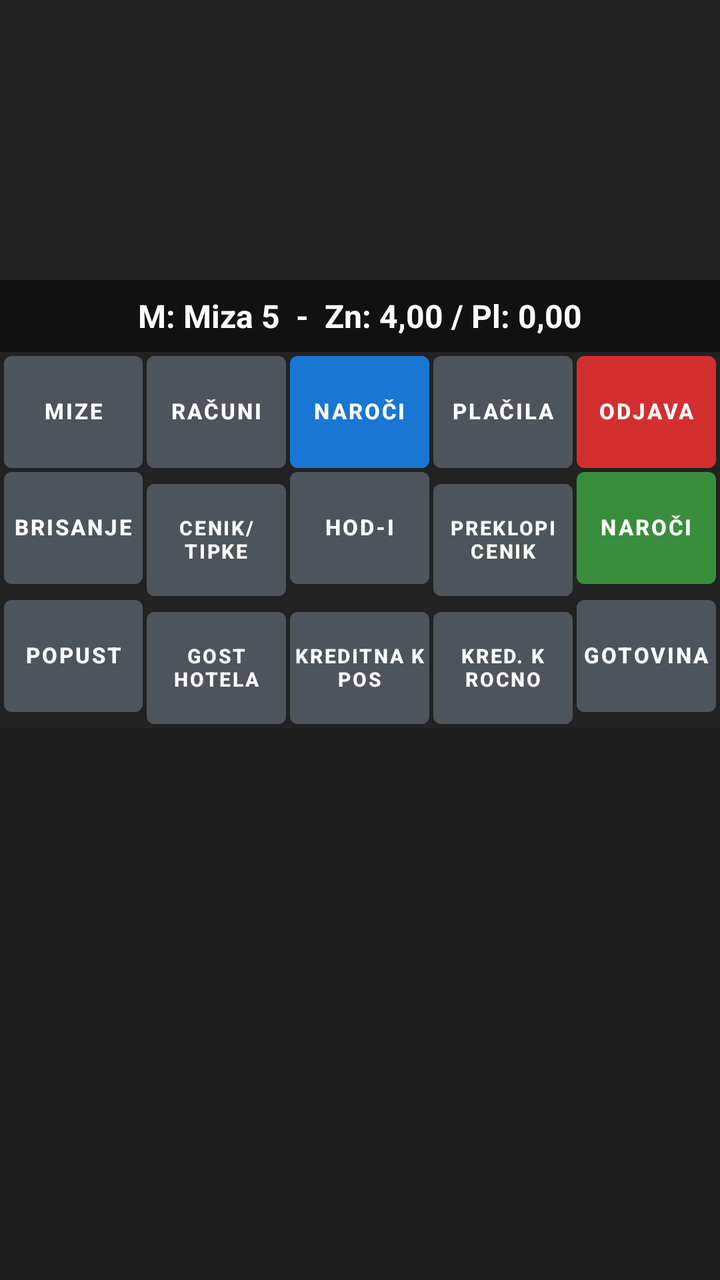
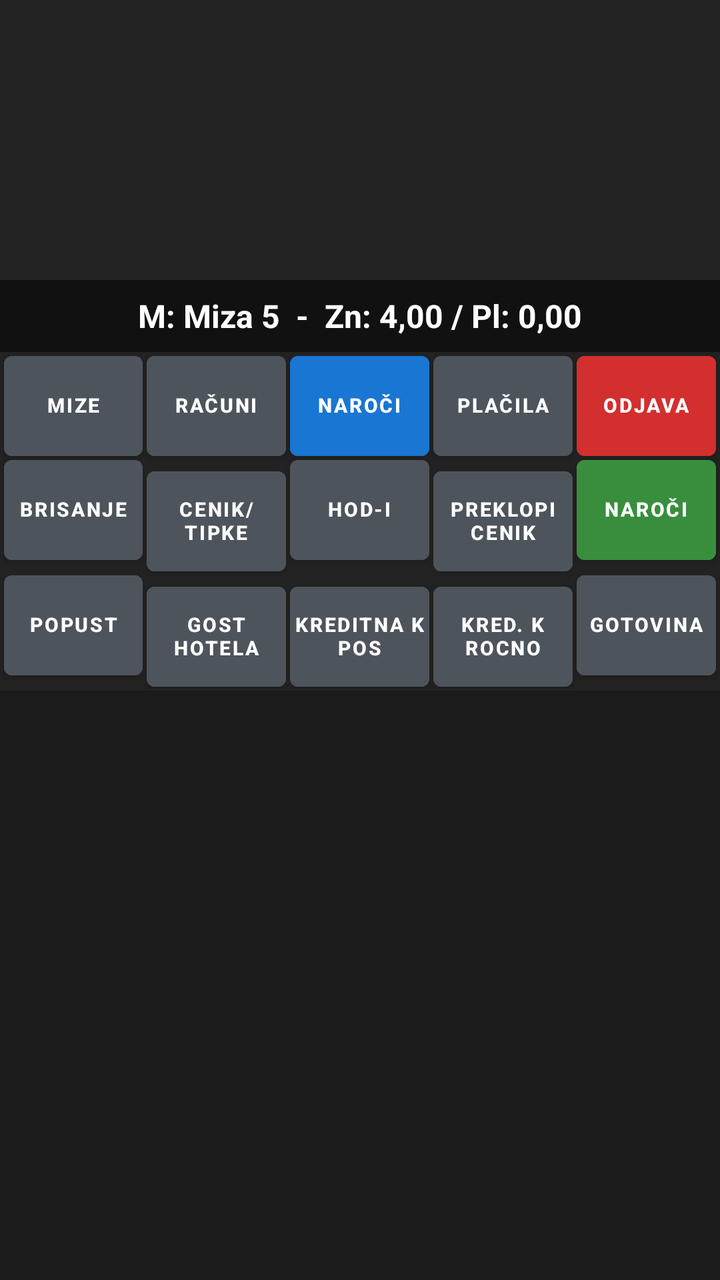

Compare the two renders of this Android layout. The source of the first and the diff that turns it into the second are given below.
<!-- AndroidManifest.xml: application theme Theme.RosKasa -->
<!-- res/layout/fragment_narocila.xml -->
<?xml version="1.0" encoding="utf-8"?>
<LinearLayout xmlns:android="http://schemas.android.com/apk/res/android"
    xmlns:app="http://schemas.android.com/apk/res-auto"
    android:layout_width="match_parent"
    android:layout_height="match_parent"
    android:orientation="vertical"
    android:background="@color/pos_bg_dark">

    
    <androidx.recyclerview.widget.RecyclerView
        android:id="@+id/rvNarociloItems"
        android:layout_width="match_parent"
        android:layout_height="140dp"
        android:padding="2dp"
        android:background="#222222" />

    
    <TextView
        android:id="@+id/tvMizaStatus"
        android:layout_width="match_parent"
        android:layout_height="36dp"
        android:background="#111111"
        android:gravity="center"
        android:textColor="#FFFFFF"
        android:textSize="16sp"
        android:textStyle="bold"
        android:text="M: Miza 5  -  Zn: 4,00 / Pl: 0,00" />

    
    <GridLayout
        android:layout_width="match_parent"
        android:layout_height="wrap_content"
        android:columnCount="5"
        android:rowCount="3"
        android:alignmentMode="alignBounds"
        android:useDefaultMargins="false"
        android:padding="1dp">

        
        <com.google.android.material.button.MaterialButton
            android:id="@+id/btnNavMize"
            style="@style/PosButtonStyle"
            android:layout_width="0dp"
            android:layout_height="56dp"
            android:layout_columnWeight="1"
            android:backgroundTint="@color/pos_btn_normal"
            android:text="@string/btn_mize"
            android:textColor="#FFFFFF" />

        <com.google.android.material.button.MaterialButton
            android:id="@+id/btnNavRacuni"
            style="@style/PosButtonStyle"
            android:layout_width="0dp"
            android:layout_height="56dp"
            android:layout_columnWeight="1"
            android:backgroundTint="@color/pos_btn_normal"
            android:text="@string/btn_racuni"
            android:textColor="#FFFFFF" />

        <com.google.android.material.button.MaterialButton
            android:id="@+id/btnNavNarociSelf"
            style="@style/PosButtonStyle"
            android:layout_width="0dp"
            android:layout_height="56dp"
            android:layout_columnWeight="1"
            android:backgroundTint="@color/pos_accent_blue"
            android:text="@string/btn_naroci"
            android:textColor="#FFFFFF" />

        <com.google.android.material.button.MaterialButton
            android:id="@+id/btnNavPlacila"
            style="@style/PosButtonStyle"
            android:layout_width="0dp"
            android:layout_height="56dp"
            android:layout_columnWeight="1"
            android:backgroundTint="@color/pos_btn_normal"
            android:text="@string/btn_placila"
            android:textColor="#FFFFFF" />

        <com.google.android.material.button.MaterialButton
            android:id="@+id/btnOdjava"
            style="@style/PosButtonStyle"
            android:layout_width="0dp"
            android:layout_height="56dp"
            android:layout_columnWeight="1"
            android:backgroundTint="@color/pos_accent_red"
            android:text="@string/btn_odjava"
            android:textColor="#FFFFFF" />

        
        <com.google.android.material.button.MaterialButton
            android:id="@+id/btnBrisanje"
            style="@style/PosButtonStyle"
            android:layout_width="0dp"
            android:layout_height="56dp"
            android:layout_columnWeight="1"
            android:backgroundTint="@color/pos_btn_normal"
            android:text="Brisanje"
            android:textColor="#FFFFFF" />

        <com.google.android.material.button.MaterialButton
            android:id="@+id/btnCenikTipke"
            style="@style/PosButtonStyle"
            android:layout_width="0dp"
            android:layout_height="56dp"
            android:layout_columnWeight="1"
            android:backgroundTint="@color/pos_btn_normal"
            android:text="CENIK/\nTIPKE"
            android:textColor="#FFFFFF"
            android:textSize="10sp" />

        <com.google.android.material.button.MaterialButton
            android:id="@+id/btnHodi"
            style="@style/PosButtonStyle"
            android:layout_width="0dp"
            android:layout_height="56dp"
            android:layout_columnWeight="1"
            android:backgroundTint="@color/pos_btn_normal"
            android:text="Hod-i"
            android:textColor="#FFFFFF" />

        <com.google.android.material.button.MaterialButton
            android:id="@+id/btnPreklopiCenik"
            style="@style/PosButtonStyle"
            android:layout_width="0dp"
            android:layout_height="56dp"
            android:layout_columnWeight="1"
            android:backgroundTint="@color/pos_btn_normal"
            android:text="PREKLOPI\nCENIK"
            android:textColor="#FFFFFF"
            android:textSize="10sp" />

        <com.google.android.material.button.MaterialButton
            android:id="@+id/btnNarociPost"
            style="@style/PosButtonStyle"
            android:layout_width="0dp"
            android:layout_height="56dp"
            android:layout_columnWeight="1"
            android:backgroundTint="@color/pos_accent_green"
            android:text="NAROČI"
            android:textColor="#FFFFFF" />

        
        <com.google.android.material.button.MaterialButton
            android:id="@+id/btnPopust"
            style="@style/PosButtonStyle"
            android:layout_width="0dp"
            android:layout_height="56dp"
            android:layout_columnWeight="1"
            android:backgroundTint="@color/pos_btn_normal"
            android:text="Popust"
            android:textColor="#FFFFFF" />

        <com.google.android.material.button.MaterialButton
            android:id="@+id/btnGostHotela"
            style="@style/PosButtonStyle"
            android:layout_width="0dp"
            android:layout_height="56dp"
            android:layout_columnWeight="1"
            android:backgroundTint="@color/pos_btn_normal"
            android:text="GOST\nHOTELA"
            android:textColor="#FFFFFF"
            android:textSize="10sp" />

        <com.google.android.material.button.MaterialButton
            android:id="@+id/btnKreditnaPos"
            style="@style/PosButtonStyle"
            android:layout_width="0dp"
            android:layout_height="56dp"
            android:layout_columnWeight="1"
            android:backgroundTint="@color/pos_btn_normal"
            android:text="KREDITNA K\nPOS"
            android:textColor="#FFFFFF"
            android:textSize="10sp" />

        <com.google.android.material.button.MaterialButton
            android:id="@+id/btnKredRocno"
            style="@style/PosButtonStyle"
            android:layout_width="0dp"
            android:layout_height="56dp"
            android:layout_columnWeight="1"
            android:backgroundTint="@color/pos_btn_normal"
            android:text="KRED. K\nROCNO"
            android:textColor="#FFFFFF"
            android:textSize="10sp" />

        <com.google.android.material.button.MaterialButton
            android:id="@+id/btnGotovina"
            style="@style/PosButtonStyle"
            android:layout_width="0dp"
            android:layout_height="56dp"
            android:layout_columnWeight="1"
            android:backgroundTint="@color/pos_btn_normal"
            android:text="Gotovina"
            android:textColor="#FFFFFF" />
    </GridLayout>

    
    <androidx.recyclerview.widget.RecyclerView
        android:id="@+id/rvQuickKeys"
        android:layout_width="match_parent"
        android:layout_height="0dp"
        android:layout_weight="1"
        android:padding="1dp"
        android:background="#1B1B1B" />

    
    <LinearLayout
        android:id="@+id/llCenikContainer"
        android:layout_width="match_parent"
        android:layout_height="0dp"
        android:layout_weight="1"
        android:orientation="vertical"
        android:background="#263238"
        android:visibility="gone">

        
        <LinearLayout
            android:id="@+id/llCenikSearch"
            android:layout_width="match_parent"
            android:layout_height="44dp"
            android:orientation="horizontal"
            android:gravity="center_vertical"
            android:background="#37474F"
            android:paddingStart="8dp"
            android:paddingEnd="8dp">

            <TextView
                android:layout_width="wrap_content"
                android:layout_height="wrap_content"
                android:text="🔍 "
                android:textColor="#CCCCCC"
                android:textSize="16sp" />

            <EditText
                android:id="@+id/etSearchCenik"
                android:layout_width="0dp"
                android:layout_height="match_parent"
                android:layout_weight="1"
                android:background="@null"
                android:hint="Išči artikel po nazivu ali kodi (npr. coc)..."
                android:textColor="#FFFFFF"
                android:textColorHint="#90A4AE"
                android:textSize="14sp"
                android:singleLine="true"
                android:imeOptions="actionSearch" />

            <ImageButton
                android:id="@+id/btnClearSearch"
                android:layout_width="36dp"
                android:layout_height="36dp"
                android:background="?attr/selectableItemBackgroundBorderless"
                android:contentDescription="Počisti iskanje"
                android:src="@android:drawable/ic_menu_close_clear_cancel"
                app:tint="#B0BEC5" />
        </LinearLayout>

        <androidx.recyclerview.widget.RecyclerView
            android:id="@+id/rvCenikList"
            android:layout_width="match_parent"
            android:layout_height="0dp"
            android:layout_weight="1"
            android:padding="2dp"
            android:background="#111111" />
    </LinearLayout>

</LinearLayout>
<!-- resources referenced by this layout -->
<resources>
  <color name="pos_accent_blue">#1976D2</color>
  <color name="pos_accent_green">#388E3C</color>
  <color name="pos_accent_red">#D32F2F</color>
  <color name="pos_bg_dark">#222222</color>
  <color name="pos_btn_normal">#4E545C</color>
  <string name="btn_mize">Mize</string>
  <string name="btn_naroci">Naroči</string>
  <string name="btn_odjava">Odjava</string>
  <string name="btn_placila">Plačila</string>
  <string name="btn_racuni">Računi</string>
  <style name="PosButtonStyle" parent="Widget.MaterialComponents.Button">
          <item name="android:layout_height">56dp</item>
          <item name="android:minHeight">56dp</item>
          <item name="android:insetTop">0dp</item>
          <item name="android:insetBottom">0dp</item>
          <item name="android:paddingTop">0dp</item>
          <item name="android:paddingBottom">0dp</item>
          <item name="android:paddingLeft">2dp</item>
          <item name="android:paddingRight">2dp</item>
          <item name="android:gravity">center</item>
          <item name="android:includeFontPadding">false</item>
          <item name="android:textStyle">bold</item>
          <item name="android:textSize">11sp</item>
          <item name="android:layout_margin">1dp</item>
          <item name="android:baselineAligned">false</item>
          <item name="android:maxLines">2</item>
          <item name="cornerRadius">4dp</item>
      </style>
  <style name="Theme.RosKasa" parent="Theme.MaterialComponents.DayNight.NoActionBar">
          <item name="colorPrimary">@color/pos_accent_blue</item>
          <item name="colorSecondary">@color/pos_accent_green</item>
          <item name="android:windowBackground">@color/pos_bg_dark</item>
          <item name="android:textColor">@color/pos_btn_text</item>
      </style>
  <color name="pos_btn_text">#FFFFFF</color>
</resources>

<!-- the commit's change to res/layout/fragment_narocila.xml (unified diff, before → after) -->
@@ -41,7 +41,7 @@
             android:id="@+id/btnNavMize"
             style="@style/PosButtonStyle"
             android:layout_width="0dp"
-            android:layout_height="56dp"
+            android:layout_height="50dp"
             android:layout_columnWeight="1"
             android:backgroundTint="@color/pos_btn_normal"
             android:text="@string/btn_mize"
@@ -51,7 +51,7 @@
             android:id="@+id/btnNavRacuni"
             style="@style/PosButtonStyle"
             android:layout_width="0dp"
-            android:layout_height="56dp"
+            android:layout_height="50dp"
             android:layout_columnWeight="1"
             android:backgroundTint="@color/pos_btn_normal"
             android:text="@string/btn_racuni"
@@ -61,7 +61,7 @@
             android:id="@+id/btnNavNarociSelf"
             style="@style/PosButtonStyle"
             android:layout_width="0dp"
-            android:layout_height="56dp"
+            android:layout_height="50dp"
             android:layout_columnWeight="1"
             android:backgroundTint="@color/pos_accent_blue"
             android:text="@string/btn_naroci"
@@ -71,7 +71,7 @@
             android:id="@+id/btnNavPlacila"
             style="@style/PosButtonStyle"
             android:layout_width="0dp"
-            android:layout_height="56dp"
+            android:layout_height="50dp"
             android:layout_columnWeight="1"
             android:backgroundTint="@color/pos_btn_normal"
             android:text="@string/btn_placila"
@@ -81,7 +81,7 @@
             android:id="@+id/btnOdjava"
             style="@style/PosButtonStyle"
             android:layout_width="0dp"
-            android:layout_height="56dp"
+            android:layout_height="50dp"
             android:layout_columnWeight="1"
             android:backgroundTint="@color/pos_accent_red"
             android:text="@string/btn_odjava"
@@ -92,7 +92,7 @@
             android:id="@+id/btnBrisanje"
             style="@style/PosButtonStyle"
             android:layout_width="0dp"
-            android:layout_height="56dp"
+            android:layout_height="50dp"
             android:layout_columnWeight="1"
             android:backgroundTint="@color/pos_btn_normal"
             android:text="Brisanje"
@@ -102,18 +102,17 @@
             android:id="@+id/btnCenikTipke"
             style="@style/PosButtonStyle"
             android:layout_width="0dp"
-            android:layout_height="56dp"
+            android:layout_height="50dp"
             android:layout_columnWeight="1"
             android:backgroundTint="@color/pos_btn_normal"
             android:text="CENIK/\nTIPKE"
-            android:textColor="#FFFFFF"
-            android:textSize="10sp" />
+            android:textColor="#FFFFFF" />
 
         <com.google.android.material.button.MaterialButton
             android:id="@+id/btnHodi"
             style="@style/PosButtonStyle"
             android:layout_width="0dp"
-            android:layout_height="56dp"
+            android:layout_height="50dp"
             android:layout_columnWeight="1"
             android:backgroundTint="@color/pos_btn_normal"
             android:text="Hod-i"
@@ -123,18 +122,17 @@
             android:id="@+id/btnPreklopiCenik"
             style="@style/PosButtonStyle"
             android:layout_width="0dp"
-            android:layout_height="56dp"
+            android:layout_height="50dp"
             android:layout_columnWeight="1"
             android:backgroundTint="@color/pos_btn_normal"
             android:text="PREKLOPI\nCENIK"
-            android:textColor="#FFFFFF"
-            android:textSize="10sp" />
+            android:textColor="#FFFFFF" />
 
         <com.google.android.material.button.MaterialButton
             android:id="@+id/btnNarociPost"
             style="@style/PosButtonStyle"
             android:layout_width="0dp"
-            android:layout_height="56dp"
+            android:layout_height="50dp"
             android:layout_columnWeight="1"
             android:backgroundTint="@color/pos_accent_green"
             android:text="NAROČI"
@@ -145,7 +143,7 @@
             android:id="@+id/btnPopust"
             style="@style/PosButtonStyle"
             android:layout_width="0dp"
-            android:layout_height="56dp"
+            android:layout_height="50dp"
             android:layout_columnWeight="1"
             android:backgroundTint="@color/pos_btn_normal"
             android:text="Popust"
@@ -155,40 +153,37 @@
             android:id="@+id/btnGostHotela"
             style="@style/PosButtonStyle"
             android:layout_width="0dp"
-            android:layout_height="56dp"
+            android:layout_height="50dp"
             android:layout_columnWeight="1"
             android:backgroundTint="@color/pos_btn_normal"
             android:text="GOST\nHOTELA"
-            android:textColor="#FFFFFF"
-            android:textSize="10sp" />
+            android:textColor="#FFFFFF" />
 
         <com.google.android.material.button.MaterialButton
             android:id="@+id/btnKreditnaPos"
             style="@style/PosButtonStyle"
             android:layout_width="0dp"
-            android:layout_height="56dp"
+            android:layout_height="50dp"
             android:layout_columnWeight="1"
             android:backgroundTint="@color/pos_btn_normal"
             android:text="KREDITNA K\nPOS"
-            android:textColor="#FFFFFF"
-            android:textSize="10sp" />
+            android:textColor="#FFFFFF" />
 
         <com.google.android.material.button.MaterialButton
             android:id="@+id/btnKredRocno"
             style="@style/PosButtonStyle"
             android:layout_width="0dp"
-            android:layout_height="56dp"
+            android:layout_height="50dp"
             android:layout_columnWeight="1"
             android:backgroundTint="@color/pos_btn_normal"
             android:text="KRED. K\nROCNO"
-            android:textColor="#FFFFFF"
-            android:textSize="10sp" />
+            android:textColor="#FFFFFF" />
 
         <com.google.android.material.button.MaterialButton
             android:id="@+id/btnGotovina"
             style="@style/PosButtonStyle"
             android:layout_width="0dp"
-            android:layout_height="56dp"
+            android:layout_height="50dp"
             android:layout_columnWeight="1"
             android:backgroundTint="@color/pos_btn_normal"
             android:text="Gotovina"
<!-- resource entries referenced after the edit -->
@@ -11,10 +11,12 @@
   <string name="btn_placila">Plačila</string>
   <string name="btn_racuni">Računi</string>
   <style name="PosButtonStyle" parent="Widget.MaterialComponents.Button">
-          <item name="android:layout_height">56dp</item>
-          <item name="android:minHeight">56dp</item>
+          <item name="android:layout_height">50dp</item>
+          <item name="android:minHeight">50dp</item>
           <item name="android:insetTop">0dp</item>
           <item name="android:insetBottom">0dp</item>
+          <item name="android:insetLeft">0dp</item>
+          <item name="android:insetRight">0dp</item>
           <item name="android:paddingTop">0dp</item>
           <item name="android:paddingBottom">0dp</item>
           <item name="android:paddingLeft">2dp</item>
@@ -22,10 +24,11 @@
           <item name="android:gravity">center</item>
           <item name="android:includeFontPadding">false</item>
           <item name="android:textStyle">bold</item>
-          <item name="android:textSize">11sp</item>
+          <item name="android:textSize">10sp</item>
           <item name="android:layout_margin">1dp</item>
           <item name="android:baselineAligned">false</item>
-          <item name="android:maxLines">2</item>
+          <item name="android:maxLines">3</item>
+          <item name="android:ellipsize">end</item>
           <item name="cornerRadius">4dp</item>
       </style>
   <style name="Theme.RosKasa" parent="Theme.MaterialComponents.DayNight.NoActionBar">
